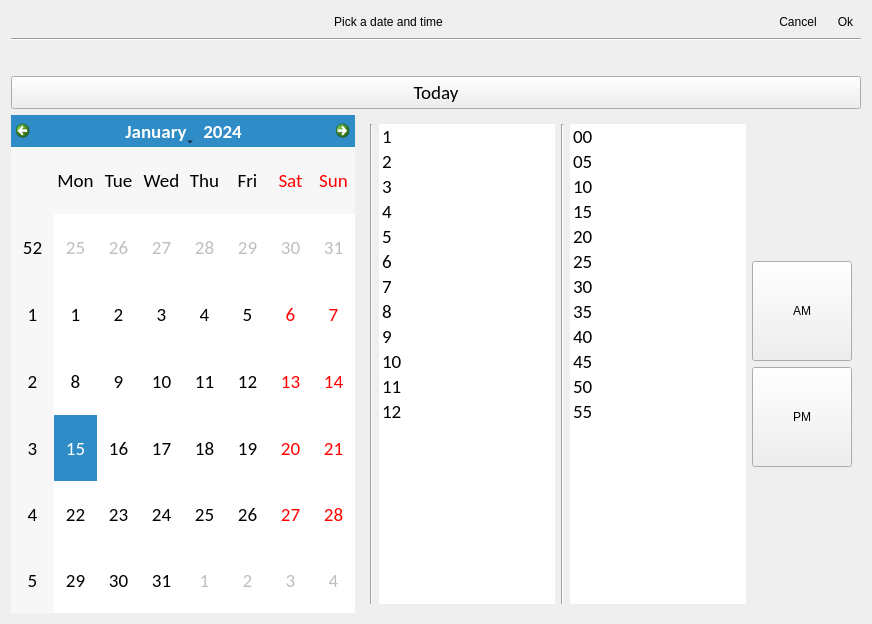
Above: src/roam/ui/ui_datatimerpicker.ui from roam-qgis/Roam before the change. Below: the same form after it.
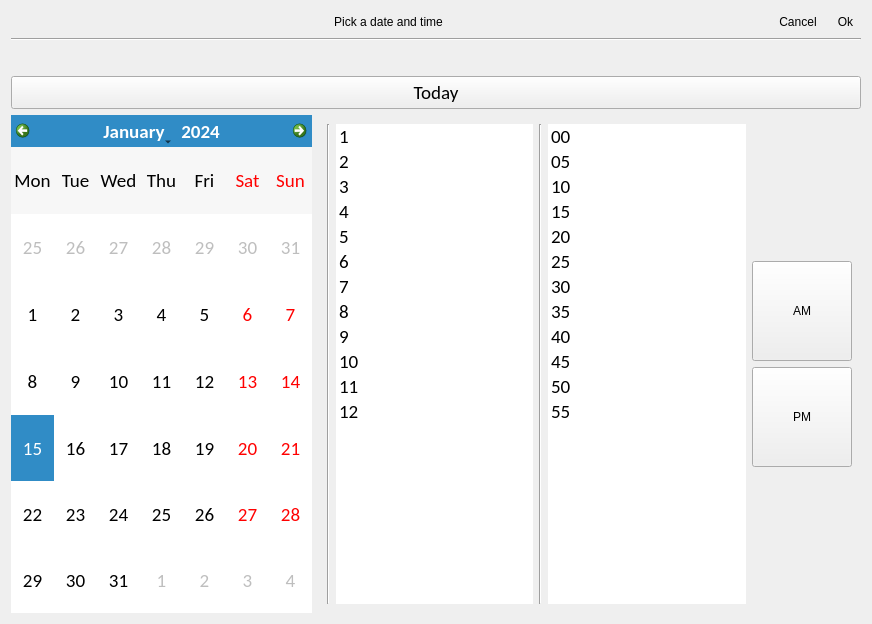
That is the form after the change. Icons and pictures are not drawn.

Commit message: Remove week numbers in calendar widget?

```diff
--- a/src/roam/ui/ui_datatimerpicker.ui
+++ b/src/roam/ui/ui_datatimerpicker.ui
@@ -138,6 +138,9 @@
        <bold>false</bold>
       </font>
      </property>
+     <property name="verticalHeaderFormat">
+      <enum>QCalendarWidget::NoVerticalHeader</enum>
+     </property>
     </widget>
    </item>
    <item row="4" column="1">
```
